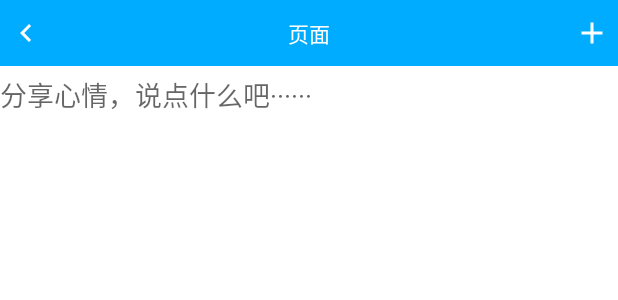
After one commit to androidboom/Circle_Of_Movie, an Android app: the layout submitcircle_layout.xml on its own in the app's theme, with its tools: preview values and no code run, on a phone screen of 412 x 824 dp. The commit adds this screen. Shown: the top 300 px of the screen. Run offline under Robolectric (Android 15) with nearby library versions, the phone set to English and light mode, and no system bars.

Commit message:
环信moudle

```diff
--- /dev/null
+++ b/app/src/main/res/layout/submitcircle_layout.xml
@@ -0,0 +1,25 @@
+<?xml version="1.0" encoding="utf-8"?>
+<LinearLayout
+    xmlns:android="http://schemas.android.com/apk/res/android"
+    android:layout_width="match_parent"
+    android:layout_height="match_parent"
+    android:orientation="vertical"
+    android:background="@color/common_bg">
+
+    <include layout="@layout/topper" />
+
+    <LinearLayout
+        android:layout_width="match_parent"
+        android:layout_height="5dp"
+        android:background="#FFFFFF">
+    </LinearLayout>
+
+    <EditText
+        android:id="@+id/content"
+        android:layout_width="match_parent"
+        android:layout_height="300dp"
+        android:cursorVisible="false"
+        android:background="#FFFFFF"
+        android:hint="分享心情，说点什么吧······"
+        android:gravity="top"/>
+</LinearLayout>
```
Also changed, not shown: app/src/main/java/com/example/liubo/world_of_movie/Circle/SubmitCircle.java (added, +115 -0 lines), app/src/main/java/com/example/liubo/world_of_movie/View/FragmentCircle.java (+12 -1 lines).
